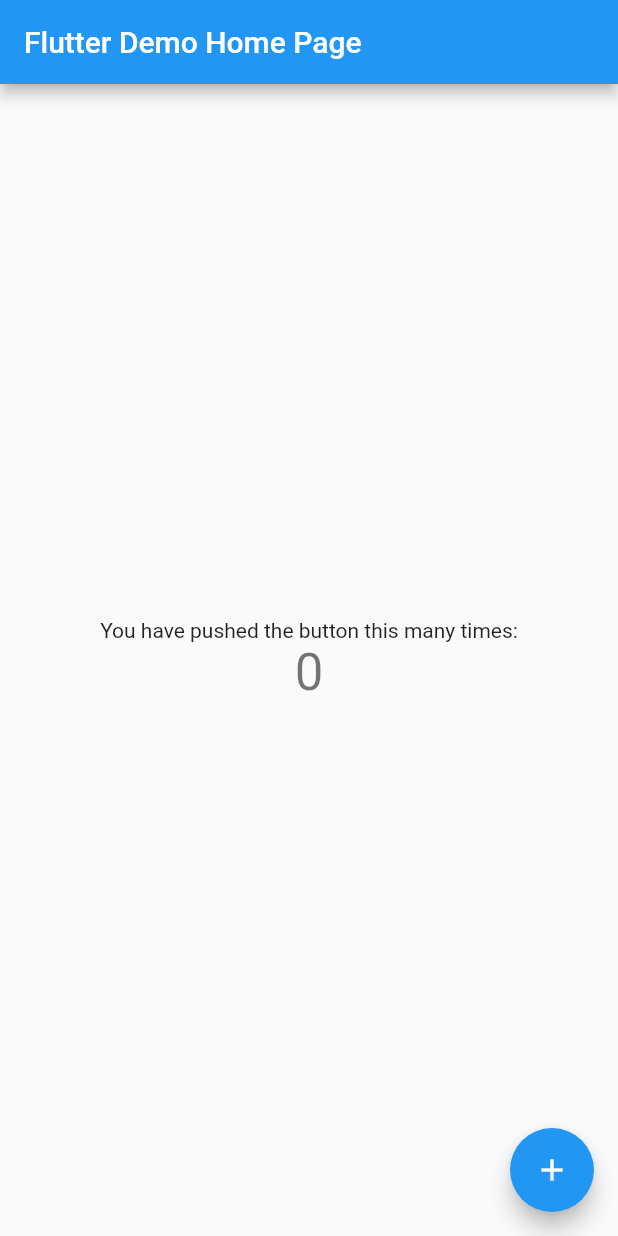
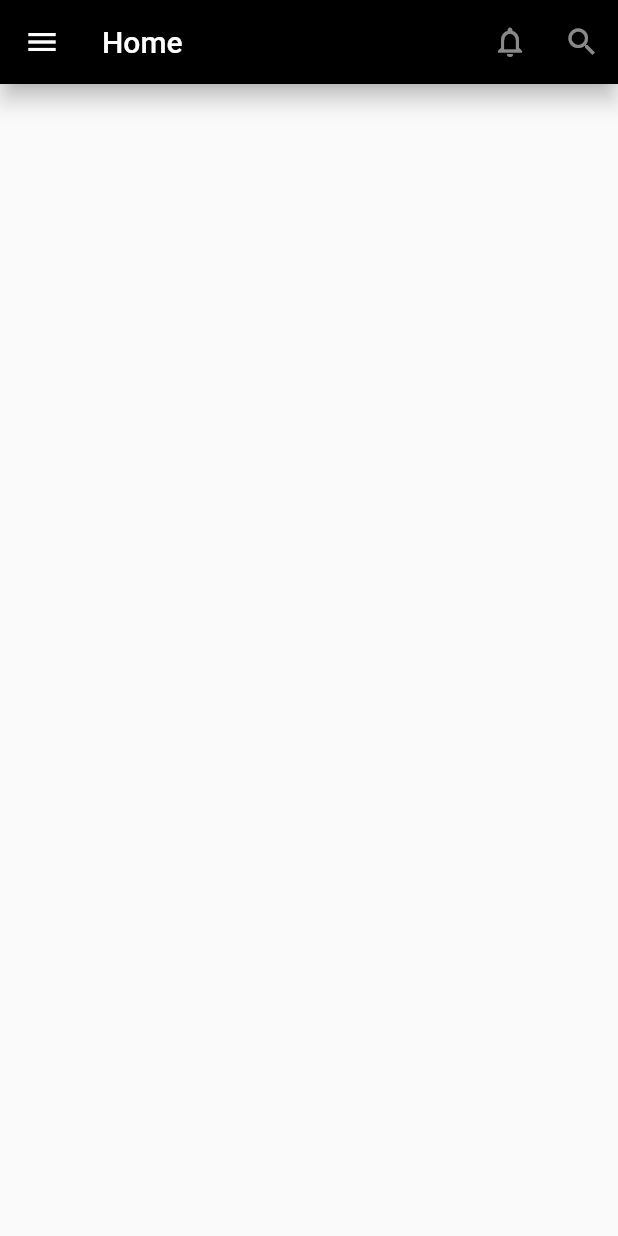
Before and after one commit to Channelsu/fab, a Flutter app: the screen it shows after launch, on a phone screen of 412 x 824 dp. Run offline on Flutter 3.47's test engine with Material 2 defaults, Android fonts, the phone set to English and light mode, and no system bars.

Commit message:
土台作成

```diff
--- a/lib/main.dart
+++ b/lib/main.dart
@@ -1,117 +1,45 @@
 import 'package:flutter/material.dart';
 
 void main() {
-  runApp(MyApp());
+  runApp(MaterialApp(
+    debugShowCheckedModeBanner: false,
+    title: 'FABサンプル',
+    home: FirstPage(),
+  ));
 }
 
-class MyApp extends StatelessWidget {
-  // This widget is the root of your application.
+class FirstPage extends StatelessWidget {
   @override
   Widget build(BuildContext context) {
-    return MaterialApp(
-      title: 'Flutter Demo',
-      theme: ThemeData(
-        // This is the theme of your application.
-        //
-        // Try running your application with "flutter run". You'll see the
-        // application has a blue toolbar. Then, without quitting the app, try
-        // changing the primarySwatch below to Colors.green and then invoke
-        // "hot reload" (press "r" in the console where you ran "flutter run",
-        // or simply save your changes to "hot reload" in a Flutter IDE).
-        // Notice that the counter didn't reset back to zero; the application
-        // is not restarted.
-        primarySwatch: Colors.blue,
-        // This makes the visual density adapt to the platform that you run
-        // the app on. For desktop platforms, the controls will be smaller and
-        // closer together (more dense) than on mobile platforms.
-        visualDensity: VisualDensity.adaptivePlatformDensity,
+    return Scaffold(
+      appBar: AppBar(
+        title: Text('Home'),
+        backgroundColor: Colors.black,
+        leading: IconButton(
+          icon: Icon(Icons.menu),
+          onPressed: () {
+            print('クリック！');
+          }
+        ),
+        actions: <Widget>[
+          IconButton(
+            icon: Icon(Icons.notifications_none),
+            color: Colors.white54,
+            onPressed: () {
+              print('aaa');
+            },
+          ),
+          IconButton(
+            icon: Icon(Icons.search),
+            color: Colors.white54,
+            onPressed: () {
+              print('bbb');
+            },
+          ),
+        ],
+        elevation: 6,
+        titleSpacing: 12,
       ),
-      home: MyHomePage(title: 'Flutter Demo Home Page'),
     );
   }
 }
-
-class MyHomePage extends StatefulWidget {
-  MyHomePage({Key key, this.title}) : super(key: key);
-
-  // This widget is the home page of your application. It is stateful, meaning
-  // that it has a State object (defined below) that contains fields that affect
-  // how it looks.
-
-  // This class is the configuration for the state. It holds the values (in this
-  // case the title) provided by the parent (in this case the App widget) and
-  // used by the build method of the State. Fields in a Widget subclass are
-  // always marked "final".
-
-  final String title;
-
-  @override
-  _MyHomePageState createState() => _MyHomePageState();
-}
-
-class _MyHomePageState extends State<MyHomePage> {
-  int _counter = 0;
-
-  void _incrementCounter() {
-    setState(() {
-      // This call to setState tells the Flutter framework that something has
-      // changed in this State, which causes it to rerun the build method below
-      // so that the display can reflect the updated values. If we changed
-      // _counter without calling setState(), then the build method would not be
-      // called again, and so nothing would appear to happen.
-      _counter++;
-    });
-  }
-
-  @override
-  Widget build(BuildContext context) {
-    // This method is rerun every time setState is called, for instance as done
-    // by the _incrementCounter method above.
-    //
-    // The Flutter framework has been optimized to make rerunning build methods
-    // fast, so that you can just rebuild anything that needs updating rather
-    // than having to individually change instances of widgets.
-    return Scaffold(
-      appBar: AppBar(
-        // Here we take the value from the MyHomePage object that was created by
-        // the App.build method, and use it to set our appbar title.
-        title: Text(widget.title),
-      ),
-      body: Center(
-        // Center is a layout widget. It takes a single child and positions it
-        // in the middle of the parent.
-        child: Column(
-          // Column is also a layout widget. It takes a list of children and
-          // arranges them vertically. By default, it sizes itself to fit its
-          // children horizontally, and tries to be as tall as its parent.
-          //
-          // Invoke "debug painting" (press "p" in the console, choose the
-          // "Toggle Debug Paint" action from the Flutter Inspector in Android
-          // Studio, or the "Toggle Debug Paint" command in Visual Studio Code)
-          // to see the wireframe for each widget.
-          //
-          // Column has various properties to control how it sizes itself and
-          // how it positions its children. Here we use mainAxisAlignment to
-          // center the children vertically; the main axis here is the vertical
-          // axis because Columns are vertical (the cross axis would be
-          // horizontal).
-          mainAxisAlignment: MainAxisAlignment.center,
-          children: <Widget>[
-            Text(
-              'You have pushed the button this many times:',
-            ),
-            Text(
-              '$_counter',
-              style: Theme.of(context).textTheme.headline4,
-            ),
-          ],
-        ),
-      ),
-      floatingActionButton: FloatingActionButton(
-        onPressed: _incrementCounter,
-        tooltip: 'Increment',
-        child: Icon(Icons.add),
-      ), // This trailing comma makes auto-formatting nicer for build methods.
-    );
-  }
-}
```
